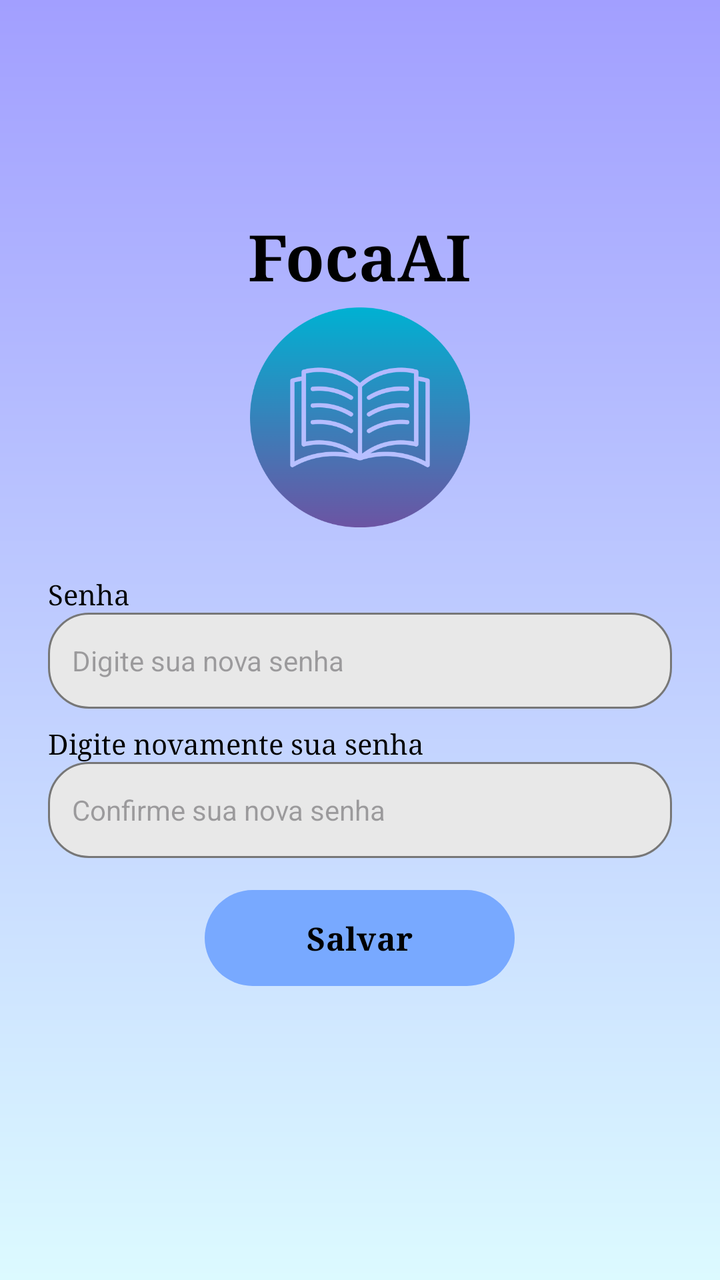
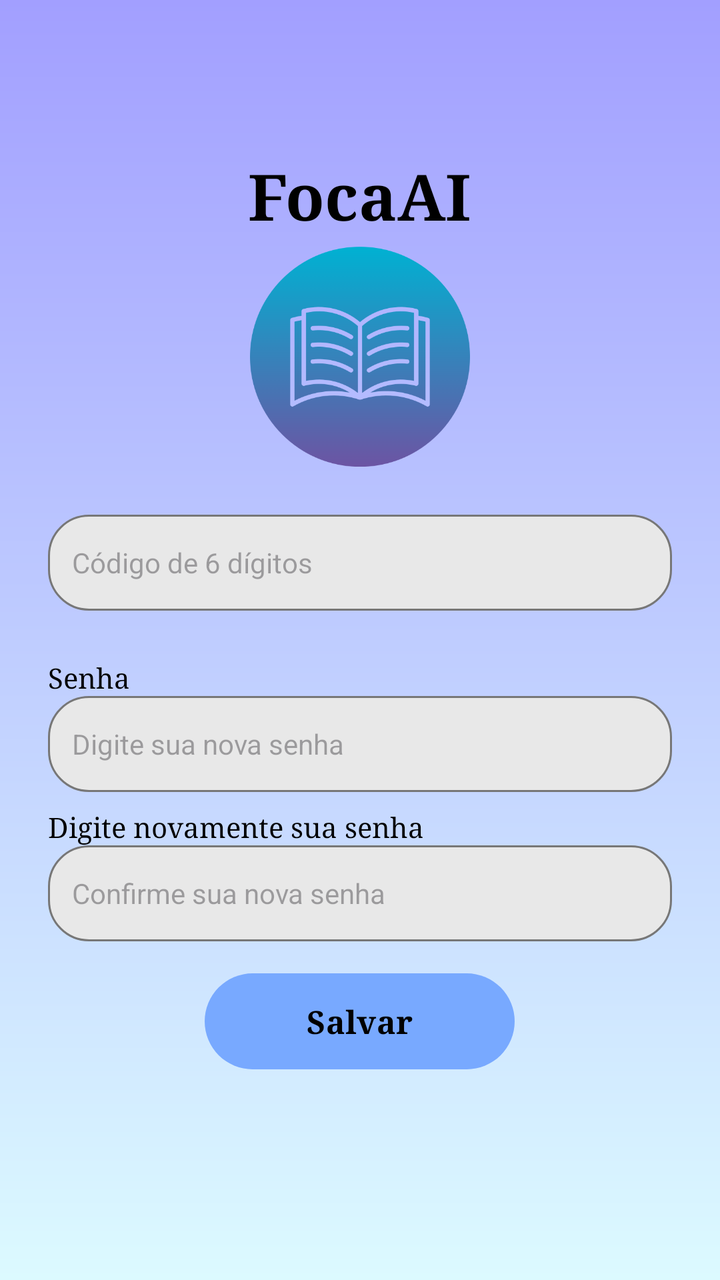

Compare the two renders of this Android layout. The source of the first and the diff that turns it into the second are given below.
<!-- AndroidManifest.xml: application theme Theme.FocaAi -->
<!-- res/layout/activity_recuperar_senha.xml -->
<?xml version="1.0" encoding="utf-8"?>
<androidx.constraintlayout.widget.ConstraintLayout xmlns:android="http://schemas.android.com/apk/res/android"
    xmlns:app="http://schemas.android.com/apk/res-auto"
    xmlns:tools="http://schemas.android.com/tools"
    android:id="@+id/main"
    android:layout_width="match_parent"
    android:layout_height="match_parent"
    android:background="@drawable/bg_foca_gradient"
    tools:context=".activities.RecuperarSenhaActivity">

    <LinearLayout
        android:id="@+id/layoutRecuperarSenha"
        android:layout_width="match_parent"
        android:layout_height="wrap_content"
        android:gravity="center_horizontal"
        android:orientation="vertical"
        android:paddingStart="24dp"
        android:paddingEnd="24dp"
        app:layout_constraintBottom_toBottomOf="parent"
        app:layout_constraintTop_toTopOf="parent"
        app:layout_constraintVertical_bias="0.42">

        <TextView
            android:layout_width="wrap_content"
            android:layout_height="wrap_content"
            android:fontFamily="serif"
            android:text="FocaAI"
            android:textColor="#000000"
            android:textSize="32sp"
            android:textStyle="bold" />

        <ImageView
            android:layout_width="110dp"
            android:layout_height="110dp"
            android:layout_marginTop="4dp"
            android:contentDescription="Logo do FocaAi"
            android:scaleType="fitCenter"
            app:srcCompat="@drawable/livro" />

        <TextView
            android:layout_width="match_parent"
            android:layout_height="wrap_content"
            android:layout_marginTop="24dp"
            android:fontFamily="serif"
            android:text="Senha"
            android:textColor="#000000"
            android:textSize="14sp" />

        <EditText
            android:id="@+id/editNovaSenha"
            android:layout_width="match_parent"
            android:layout_height="48dp"
            android:background="@drawable/campo_rounded"
            android:hint="Digite sua nova senha"
            android:inputType="textPassword"
            android:paddingStart="12dp"
            android:paddingEnd="12dp"
            android:textSize="14sp" />

        <TextView
            android:layout_width="match_parent"
            android:layout_height="wrap_content"
            android:layout_marginTop="8dp"
            android:fontFamily="serif"
            android:text="Digite novamente sua senha"
            android:textColor="#000000"
            android:textSize="14sp" />

        <EditText
            android:id="@+id/editConfirmarNovaSenha"
            android:layout_width="match_parent"
            android:layout_height="48dp"
            android:background="@drawable/campo_rounded"
            android:hint="Confirme sua nova senha"
            android:inputType="textPassword"
            android:paddingStart="12dp"
            android:paddingEnd="12dp"
            android:textSize="14sp" />

        <Button
            android:id="@+id/buttonSalvarNovaSenha"
            android:layout_width="155dp"
            android:layout_height="48dp"
            android:layout_marginTop="16dp"
            android:background="@drawable/button_rounded"
            android:fontFamily="serif"
            android:padding="0dp"
            android:stateListAnimator="@null"
            android:text="Salvar"
            android:textAllCaps="false"
            android:textColor="#000000"
            android:textSize="16sp"
            android:textStyle="bold"
            app:backgroundTint="@null" />

    </LinearLayout>

</androidx.constraintlayout.widget.ConstraintLayout>
<!-- resources referenced by this layout -->
<resources>
  <!-- drawable bg_foca_gradient (drawable) -->
  <?xml version="1.0" encoding="utf-8"?>
  <shape xmlns:android="http://schemas.android.com/apk/res/android" android:shape="rectangle">
      <gradient android:angle="270" android:startColor="#A29FFF" android:endColor="#DCFAFF" android:type="linear" />
  </shape>
  <!-- drawable button_rounded (drawable) -->
  <?xml version="1.0" encoding="utf-8"?>
  <shape xmlns:android="http://schemas.android.com/apk/res/android"
      android:shape="rectangle">
  
      <solid android:color="#78A9FF" />
  
      <corners android:radius="50dp" />
  
  </shape>
  <!-- drawable campo_rounded (drawable) -->
  <?xml version="1.0" encoding="utf-8"?>
  <shape xmlns:android="http://schemas.android.com/apk/res/android"
      android:shape="rectangle">
  
      <solid android:color="#E8E8E8" />
  
      <stroke
          android:width="1dp"
          android:color="#777777" />
  
      <corners android:radius="20dp" />
  
  </shape>
  <!-- drawable livro: png bitmap (drawable, 33037 bytes) -->
  <style name="Theme.FocaAi" parent="Base.Theme.FocaAi" />
  <style name="Base.Theme.FocaAi" parent="Theme.Material3.DayNight.NoActionBar">
          
          
      </style>
</resources>

<!-- the commit's change to res/layout/activity_recuperar_senha.xml (unified diff, before → after) -->
@@ -36,6 +36,19 @@
             android:contentDescription="Logo do FocaAi"
             android:scaleType="fitCenter"
             app:srcCompat="@drawable/livro" />
+
+        <EditText
+            android:id="@+id/editCodigoRecuperacao"
+            android:layout_width="match_parent"
+            android:layout_height="48dp"
+            android:layout_marginTop="24dp"
+            android:background="@drawable/campo_rounded"
+            android:hint="Código de 6 dígitos"
+            android:inputType="number"
+            android:maxLength="6"
+            android:paddingStart="12dp"
+            android:paddingEnd="12dp"
+            android:textSize="14sp" />
 
         <TextView
             android:layout_width="match_parent"
